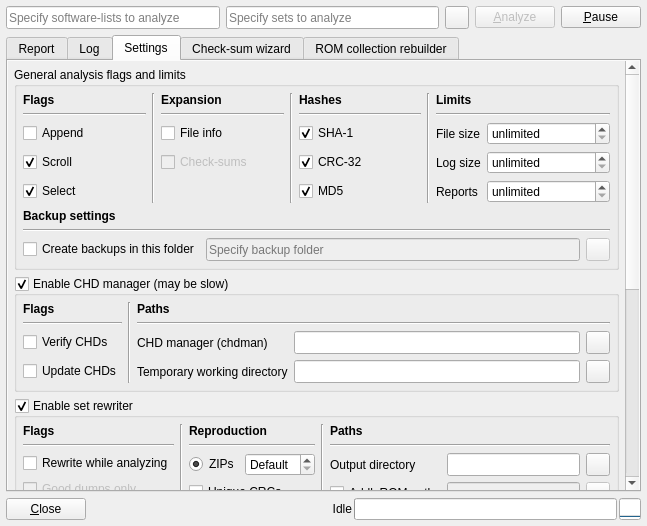
This is romalyzer.ui in qmc2/qmc2-mame-fe as Qt 5 draws it before an edit. The edited form follows.
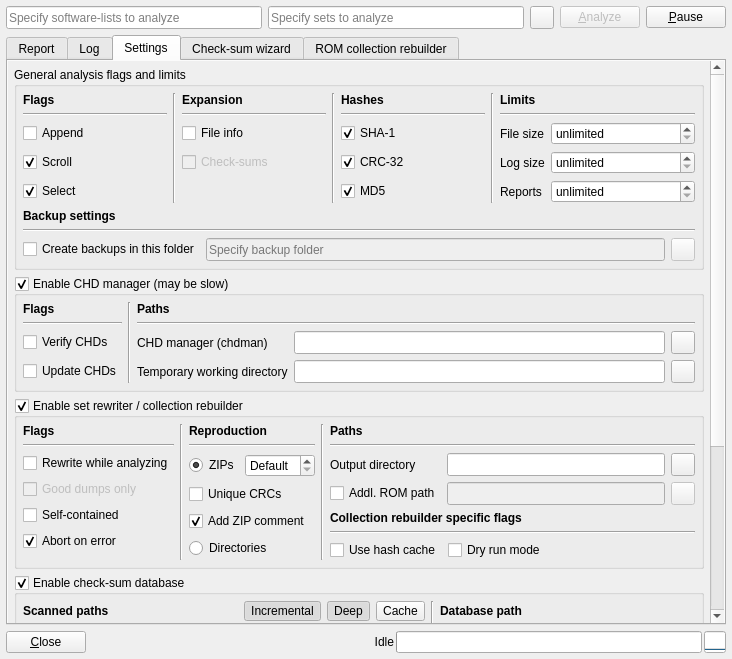
This is the edited form. The open tabs and pages were chosen to show the change. Icons and pictures are not drawn.

Commit message:
new: collection rebuilder: added a 'hash cache' option to speed up database lookups during rebuilds
new: collection rebuilder: added a dry run mode which is good for a
quick "what if" check and/or for rapidly creating a fix.dat file

```diff
--- a/romalyzer.ui
+++ b/romalyzer.ui
@@ -7,8 +7,8 @@
    <rect>
     <x>0</x>
     <y>0</y>
-    <width>647</width>
-    <height>526</height>
+    <width>732</width>
+    <height>659</height>
    </rect>
   </property>
   <property name="windowTitle">
@@ -355,9 +355,9 @@
           <property name="geometry">
            <rect>
             <x>0</x>
-            <y>-343</y>
-            <width>617</width>
-            <height>768</height>
+            <y>0</y>
+            <width>702</width>
+            <height>771</height>
            </rect>
           </property>
           <layout class="QGridLayout" name="gridLayoutScrollAreeaSettings" rowstretch="0,0,0,1,0">
@@ -370,7 +370,7 @@
               </sizepolicy>
              </property>
              <property name="title">
-              <string>Enable set rewriter</string>
+              <string>Enable set rewriter / collection rebuilder</string>
              </property>
              <property name="checkable">
               <bool>true</bool>
@@ -379,17 +379,18 @@
               <item row="0" column="0">
                <layout class="QGridLayout" name="gridLayoutSetRewriter">
                 <item row="4" column="4" colspan="3">
-                 <spacer name="verticalSpacer_5">
+                 <widget class="QLabel" name="labelCollectionRebuilderSpecific">
+                  <property name="text">
+                   <string>&lt;html&gt;&lt;head/&gt;&lt;body&gt;&lt;p&gt;&lt;span style=&quot; font-weight:600;&quot;&gt;Collection rebuilder specific flags&lt;/span&gt;&lt;/p&gt;&lt;/body&gt;&lt;/html&gt;</string>
+                  </property>
+                 </widget>
+                </item>
+                <item row="5" column="4" colspan="3">
+                 <widget class="Line" name="lineCollectionRebuilderSpecific">
                   <property name="orientation">
-                   <enum>Qt::Vertical</enum>
+                   <enum>Qt::Horizontal</enum>
                   </property>
-                  <property name="sizeHint" stdset="0">
-                   <size>
-                    <width>20</width>
-                    <height>0</height>
-                   </size>
-                  </property>
-                 </spacer>
+                 </widget>
                 </item>
                 <item row="0" column="0">
                  <widget class="QLabel" name="labelSetRewriterFlags">
@@ -412,6 +413,88 @@
                   </property>
                  </widget>
                 </item>
+                <item row="2" column="2" rowspan="5">
+                 <layout class="QVBoxLayout" name="verticalLayout_2">
+                  <item>
+                   <layout class="QHBoxLayout" name="horizontalLayout_2">
+                    <item>
+                     <widget class="QRadioButton" name="radioButtonSetRewriterZipArchives">
+                      <property name="toolTip">
+                       <string>Produce ZIP archived sets (recommended)</string>
+                      </property>
+                      <property name="text">
+                       <string>ZIPs</string>
+                      </property>
+                      <property name="checked">
+                       <bool>true</bool>
+                      </property>
+                     </widget>
+                    </item>
+                    <item>
+                     <widget class="QSpinBox" name="spinBoxSetRewriterZipLevel">
+                      <property name="toolTip">
+                       <string>Select the ZIP compression level (0 = lowest / fastest, 9 = highest / slowest)</string>
+                      </property>
+                      <property name="specialValueText">
+                       <string>Default</string>
+                      </property>
+                      <property name="prefix">
+                       <string>Level </string>
+                      </property>
+                      <property name="minimum">
+                       <number>-1</number>
+                      </property>
+                      <property name="maximum">
+                       <number>9</number>
+                      </property>
+                      <property name="value">
+                       <number>-1</number>
+                      </property>
+                     </widget>
+                    </item>
+                   </layout>
+                  </item>
+                  <item>
+                   <widget class="QCheckBox" name="checkBoxSetRewriterUniqueCRCs">
+                    <property name="sizePolicy">
+                     <sizepolicy hsizetype="Fixed" vsizetype="Fixed">
+                      <horstretch>0</horstretch>
+                      <verstretch>0</verstretch>
+                     </sizepolicy>
+                    </property>
+                    <property name="toolTip">
+                     <string>When a set contains multiple files with the same CRC, should the produced ZIP include all files individually or just the first one (which is actually sufficient)?</string>
+                    </property>
+                    <property name="text">
+                     <string>Unique CRCs</string>
+                    </property>
+                   </widget>
+                  </item>
+                  <item>
+                   <widget class="QCheckBox" name="checkBoxAddZipComment">
+                    <property name="toolTip">
+                     <string>When enabled, QMC2 will add a comment to the ZIP containing its version and the archive creation- or fixing-date</string>
+                    </property>
+                    <property name="text">
+                     <string>Add ZIP comment</string>
+                    </property>
+                    <property name="checked">
+                     <bool>true</bool>
+                    </property>
+                   </widget>
+                  </item>
+                  <item>
+                   <widget class="QRadioButton" name="radioButtonSetRewriterIndividualDirectories">
+                    <property name="toolTip">
+                     <string>Produce sets in individual sub-directories (not recommended)</string>
+                    </property>
+                    <property name="text">
+                     <string>Directories</string>
+                    </property>
+                   </widget>
+                  </item>
+                 </layout>
+                </item>
                 <item row="2" column="5">
                  <widget class="QLineEdit" name="lineEditSetRewriterOutputPath">
                   <property name="sizePolicy">
@@ -509,7 +592,7 @@
                   </property>
                  </widget>
                 </item>
-                <item row="0" column="1" rowspan="6">
+                <item row="0" column="1" rowspan="7">
                  <widget class="Line" name="line_14">
                   <property name="orientation">
                    <enum>Qt::Vertical</enum>
@@ -523,14 +606,14 @@
                   </property>
                  </widget>
                 </item>
-                <item row="0" column="3" rowspan="6">
+                <item row="0" column="3" rowspan="7">
                  <widget class="Line" name="line_15">
                   <property name="orientation">
                    <enum>Qt::Vertical</enum>
                   </property>
                  </widget>
                 </item>
-                <item row="2" column="0" rowspan="4">
+                <item row="2" column="0" rowspan="5">
                  <layout class="QVBoxLayout" name="verticalLayout">
                   <item>
                    <widget class="QCheckBox" name="checkBoxSetRewriterWhileAnalyzing">
@@ -599,85 +682,40 @@
                   </item>
                  </layout>
                 </item>
-                <item row="2" column="2" rowspan="4">
-                 <layout class="QVBoxLayout" name="verticalLayout_2">
+                <item row="6" column="4" colspan="3">
+                 <layout class="QHBoxLayout" name="horizontalLayout_5">
                   <item>
-                   <layout class="QHBoxLayout" name="horizontalLayout_2">
-                    <item>
-                     <widget class="QRadioButton" name="radioButtonSetRewriterZipArchives">
-                      <property name="toolTip">
-                       <string>Produce ZIP archived sets (recommended)</string>
-                      </property>
-                      <property name="text">
-                       <string>ZIPs</string>
-                      </property>
-                      <property name="checked">
-                       <bool>true</bool>
-                      </property>
-                     </widget>
-                    </item>
-                    <item>
-                     <widget class="QSpinBox" name="spinBoxSetRewriterZipLevel">
-                      <property name="toolTip">
-                       <string>Select the ZIP compression level (0 = lowest / fastest, 9 = highest / slowest)</string>
-                      </property>
-                      <property name="specialValueText">
-                       <string>Default</string>
-                      </property>
-                      <property name="prefix">
-                       <string>Level </string>
-                      </property>
-                      <property name="minimum">
-                       <number>-1</number>
-                      </property>
-                      <property name="maximum">
-                       <number>9</number>
-                      </property>
-                      <property name="value">
-                       <number>-1</number>
-                      </property>
-                     </widget>
-                    </item>
-                   </layout>
-                  </item>
-                  <item>
-                   <widget class="QCheckBox" name="checkBoxSetRewriterUniqueCRCs">
-                    <property name="sizePolicy">
-                     <sizepolicy hsizetype="Fixed" vsizetype="Fixed">
-                      <horstretch>0</horstretch>
-                      <verstretch>0</verstretch>
-                     </sizepolicy>
-                    </property>
+                   <widget class="QCheckBox" name="checkBoxCollectionRebuilderHashCache">
                     <property name="toolTip">
-                     <string>When a set contains multiple files with the same CRC, should the produced ZIP include all files individually or just the first one (which is actually sufficient)?</string>
+                     <string>Enabling this will speed up hash lookups during rebuild operations (requires about 35 MB per 100K hash keys which are pre-loaded from the database)</string>
                     </property>
                     <property name="text">
-                     <string>Unique CRCs</string>
+                     <string>Use hash cache</string>
                     </property>
                    </widget>
                   </item>
                   <item>
-                   <widget class="QCheckBox" name="checkBoxAddZipComment">
+                   <widget class="QCheckBox" name="checkBoxCollectionRebuilderDryRun">
                     <property name="toolTip">
-                     <string>When enabled, QMC2 will add a comment to the ZIP containing its version and the archive creation- or fixing-date</string>
+                     <string>In dry run mode the collection rebuilder will not create any output (good for checking &quot;what if&quot; and to quickly create a fix.dat)</string>
                     </property>
                     <property name="text">
-                     <string>Add ZIP comment</string>
+                     <string>Dry run mode</string>
                     </property>
-                    <property name="checked">
-                     <bool>true</bool>
-                    </property>
                    </widget>
                   </item>
                   <item>
-                   <widget class="QRadioButton" name="radioButtonSetRewriterIndividualDirectories">
-                    <property name="toolTip">
-                     <string>Produce sets in individual sub-directories (not recommended)</string>
+                   <spacer name="horizontalSpacer_2">
+                    <property name="orientation">
+                     <enum>Qt::Horizontal</enum>
                     </property>
-                    <property name="text">
-                     <string>Directories</string>
+                    <property name="sizeHint" stdset="0">
+                     <size>
+                      <width>40</width>
+                      <height>20</height>
+                     </size>
                     </property>
-                   </widget>
+                   </spacer>
                   </item>
                  </layout>
                 </item>
```
Left out of the diff: 82 changed lines with no effect on the pictures. The commit also changes 22 other files.
